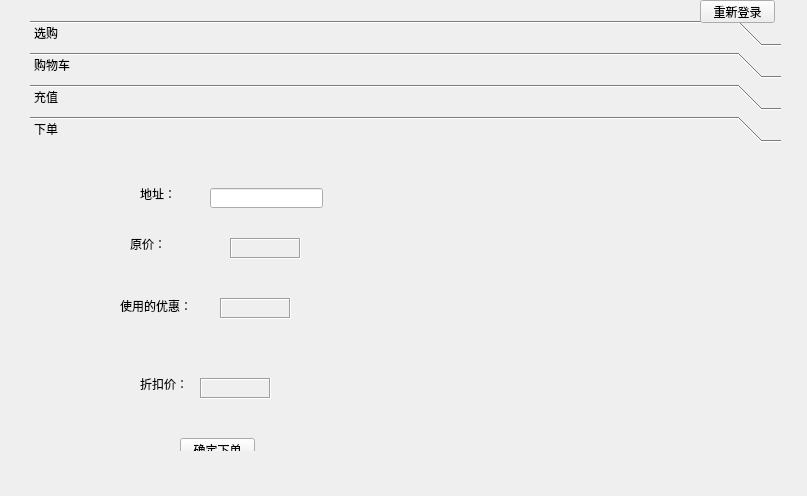
Before: the Qt Designer form myclient.ui in XMeleny/DB, drawn with Qt 5.
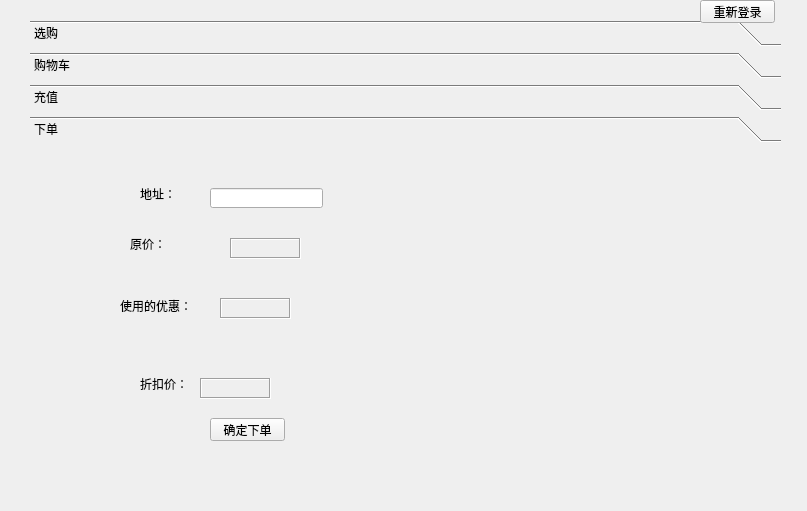
After: the same form once the commit is applied. The open tabs and pages were chosen to show the change.

```diff
--- a/myclient.ui
+++ b/myclient.ui
@@ -7,7 +7,7 @@
     <x>0</x>
     <y>0</y>
     <width>807</width>
-    <height>496</height>
+    <height>511</height>
    </rect>
   </property>
   <property name="windowTitle">
@@ -19,7 +19,7 @@
      <x>30</x>
      <y>20</y>
      <width>751</width>
-     <height>431</height>
+     <height>461</height>
     </rect>
    </property>
    <property name="frameShadow">
@@ -532,7 +532,7 @@
       <x>0</x>
       <y>0</y>
       <width>751</width>
-      <height>327</height>
+      <height>377</height>
      </rect>
     </property>
     <attribute name="label">
@@ -564,8 +564,8 @@
     <widget class="QPushButton" name="pushButton_2">
      <property name="geometry">
       <rect>
-       <x>150</x>
-       <y>290</y>
+       <x>180</x>
+       <y>270</y>
        <width>75</width>
        <height>23</height>
       </rect>
```
Left out of the diff: 6 changed lines with no effect on the pictures.
